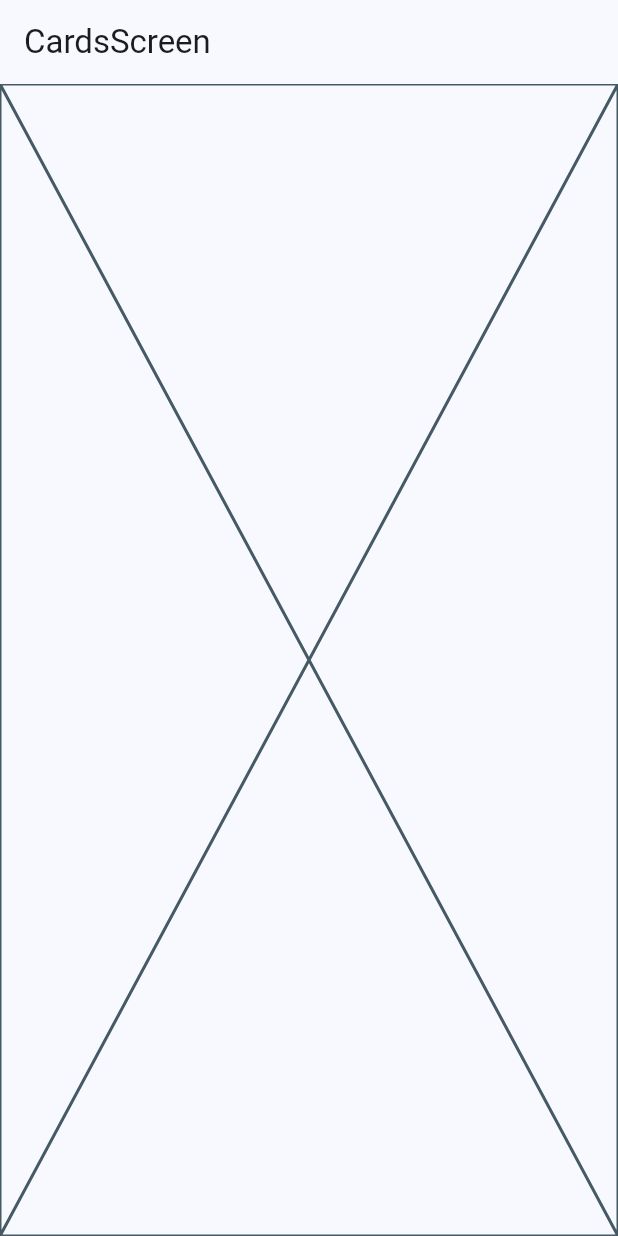
After one commit to thunder609/routerwidgets, a Flutter app: the CardsScreen screen opened by its route, on a phone screen of 412 x 824 dp. The commit adds this screen. Run offline on Flutter 3.47's test engine with Material 2 defaults, Android fonts, the phone set to English and light mode, and no system bars; our stand-ins replace go_router.

Commit message:
implementation go_router

```diff
--- a/lib/config/menu/menu_items.dart
+++ b/lib/config/menu/menu_items.dart
@@ -21,7 +21,7 @@ class MenuItems{
 const AppMenuItems=<MenuItems>[
    MenuItems(title: 'Botones',
        subTitle:'Varios Bototnes en el Fluter',
-       link: '/botones',
+       link: '/buttons',
        icon:Icons.smart_button_outlined),
   MenuItems(title: 'Tarjetas',
       subTitle:'Un Contenedor Estilizado',
--- /dev/null
+++ b/lib/config/router/app-router.dart
@@ -0,0 +1,23 @@
+import 'package:go_router/go_router.dart';
+import 'package:widgets_app/presentation/screens/buttons/buttons_screen.dart';
+import 'package:widgets_app/presentation/screens/cards/cards_screen.dart';
+
+import '../../presentation/screens/home/home_screen.dart';
+
+// GoRouter configuration
+final appRouter = GoRouter(
+  routes: [
+    GoRoute(
+      path: '/',
+      builder: (context, state) => HomeScreen(),
+    ),
+    GoRoute(
+      path: '/buttons',
+      builder: (context, state) => ButtonsScreen(),
+    ),
+    GoRoute(
+      path: '/cards',
+      builder: (context, state) => CardsScreen(),
+    ),
+  ],
+);
--- /dev/null
+++ b/lib/presentation/screens/cards/cards_screen.dart
@@ -0,0 +1,18 @@
+
+
+import 'package:flutter/material.dart';
+
+class CardsScreen extends StatelessWidget {
+  const CardsScreen({super.key});
+
+  @override
+  Widget build(BuildContext context) {
+    return  Scaffold(
+      appBar: AppBar(
+        title:const Text('CardsScreen'),
+
+      ),
+      body:const Placeholder(),
+    );
+  }
+}
--- /dev/null
+++ b/lib/presentation/screens/screens.dart
@@ -0,0 +1,3 @@
+export'package:widgets_app/presentation/screens/buttons/buttons_screen.dart';
+export 'package:widgets_app/presentation/screens/cards/cards_screen.dart';
+export'package:widgets_app/presentation/screens/home/home_screen.dart';
--- a/pubspec.yaml
+++ b/pubspec.yaml
@@ -9,11 +9,12 @@ environment:
 dependencies:
   flutter:
     sdk: flutter
-
+  go_router: ^11.1.2
 dev_dependencies:
   flutter_test:
     sdk: flutter
   flutter_lints: ^2.0.0
 
+
 flutter:
   uses-material-design: true
```
Also changed, not shown: lib/main.dart (+7 -3 lines), lib/presentation/screens/buttons/buttons_screen.dart (added, +18 -0 lines), lib/presentation/screens/home/home_screen.dart (renamed from lib/presentation/screens/home/home_scree.dart, +11 -4 lines), pubspec.lock.
